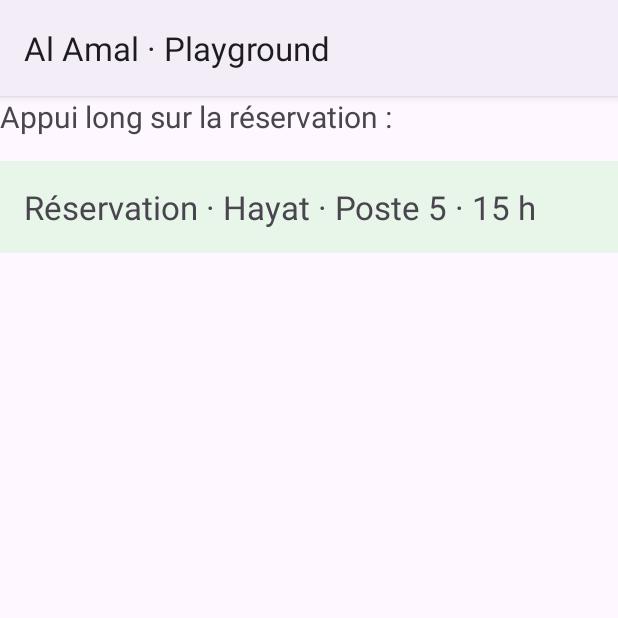
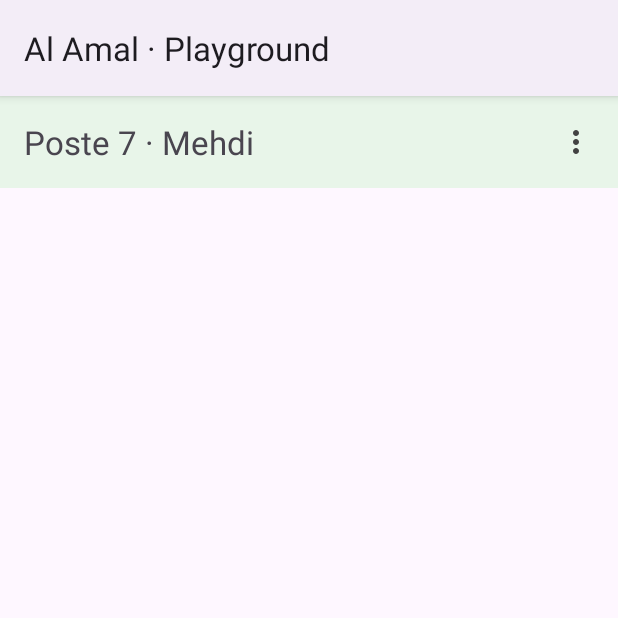
Before and after one commit to mks-zakaria/TP-M203-DEV-UI, an Android app built with Jetpack Compose: the screen it shows after launch (PlaygroundActivity), on a phone screen of 412 x 824 dp, the top half of it. Run offline under Robolectric (Android 15) with nearby library versions, the phone set to English and light mode, and no system bars.

Commit message:
feat: avancement 27-11-2026

```diff
--- a/app/src/main/res/layout/activity_playground.xml
+++ b/app/src/main/res/layout/activity_playground.xml
@@ -179,24 +179,57 @@
     <!--        android:layout_height="wrap_content"-->
     <!--        android:textSize="22sp" />-->
     <!-- Étape 7 — barre d'action contextuelle : appui long sur la réservation -->
-    <TextView
-        android:layout_width="wrap_content"
+<!--    <TextView-->
+<!--        android:layout_width="wrap_content"-->
+<!--        android:layout_height="wrap_content"-->
+<!--        android:text="Appui long sur la réservation :"-->
+<!--        android:textSize="20sp" />-->
+
+<!--    <TextView-->
+<!--        android:id="@+id/txtResa"-->
+<!--        android:layout_width="match_parent"-->
+<!--        android:layout_height="wrap_content"-->
+<!--        android:layout_marginTop="16dp"-->
+<!--        android:background="#E8F5E9"-->
+<!--        android:padding="16dp"-->
+<!--        android:text="Réservation · Hayat · Poste 5 · 15 h"-->
+<!--        android:textSize="22sp" />-->
+
+<!--    <TextView-->
+<!--        android:id="@+id/txtAction"-->
+<!--        android:layout_width="wrap_content"-->
+<!--        android:layout_height="wrap_content"-->
+<!--        android:textSize="22sp" />-->
+
+<!--    fin etape 07-->
+
+    <!-- Étape 8 — menu pop-up : un bouton « 3 points » à côté du poste 7 -->
+    <LinearLayout
+        android:layout_width="match_parent"
         android:layout_height="wrap_content"
-        android:text="Appui long sur la réservation :"
-        android:textSize="20sp" />
+        android:background="#E8F5E9"
+        android:gravity="center_vertical"
+        android:orientation="horizontal">
+
+        <TextView
+            android:layout_width="0dp"
+            android:layout_height="wrap_content"
+            android:layout_weight="1"
+            android:padding="16dp"
+            android:text="Poste 7 · Mehdi"
+            android:textSize="22sp" />
+
+        <ImageButton
+            android:id="@+id/btnPlus"
+            android:layout_width="56dp"
+            android:layout_height="56dp"
+            android:background="@android:color/transparent"
+            android:contentDescription="Plus d'actions"
+            android:src="@drawable/s02_ic_plus" />
+    </LinearLayout>
 
     <TextView
-        android:id="@+id/txtResa"
-        android:layout_width="match_parent"
-        android:layout_height="wrap_content"
-        android:layout_marginTop="16dp"
-        android:background="#E8F5E9"
-        android:padding="16dp"
-        android:text="Réservation · Hayat · Poste 5 · 15 h"
-        android:textSize="22sp" />
-
-    <TextView
-        android:id="@+id/txtAction"
+        android:id="@+id/txtPopup"
         android:layout_width="wrap_content"
         android:layout_height="wrap_content"
         android:textSize="22sp" />
```
Also changed, not shown: app/src/main/java/ma/ofppt/ista/alamal/PlaygroundActivity.kt (+66 -37 lines).
